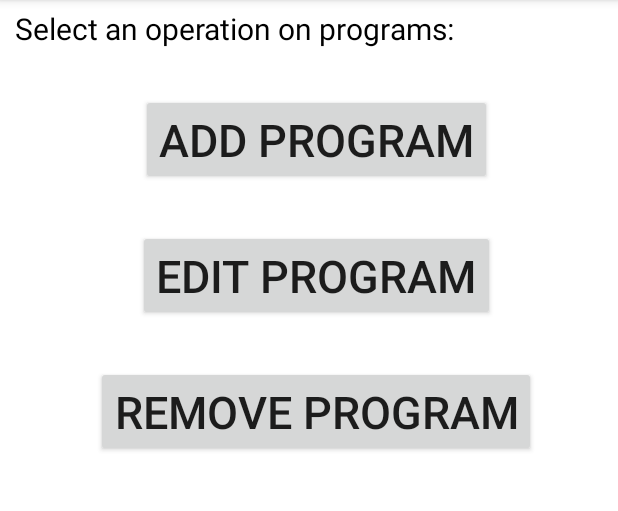
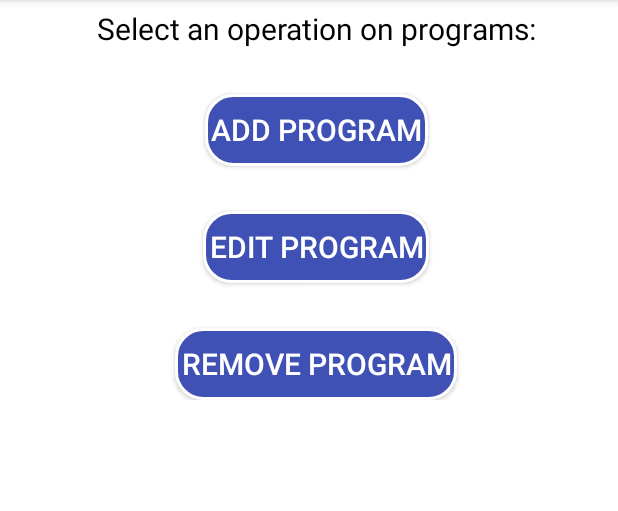
Before and after one commit to jimsprojectradio/repo, an Android app: the screen it shows after launch (MainActivity), in the side drawer, after a tap on "Radio Programs", on a phone screen of 412 x 824 dp, the part 84-595 px from its top. Run offline under Robolectric (Android 15) with nearby library versions, the phone set to English and light mode, and no system bars; our stand-ins replace Volley; network calls fail.

Commit message:
Fragment Guest and Program

```diff
--- a/DUMMY/RadioAdminDummy/RadioAdminDummy/app/src/main/java/com/dark/pro/jimsradioadmin/FragmentGuest.java
+++ b/DUMMY/RadioAdminDummy/RadioAdminDummy/app/src/main/java/com/dark/pro/jimsradioadmin/FragmentGuest.java
@@ -116,7 +116,7 @@ public class FragmentGuest extends Fragment implements View.OnClickListener {
             @Override
             public void onItemClick(AdapterView<?> parent, View view, int position, long id) {
                 new AlertDialog.Builder(getActivity())
-                        .setIcon(android.R.drawable.ic_dialog_alert)
+                        .setIcon(R.drawable.alert)
                         .setTitle("Guest details")
                         .setMessage("Name:\n"+arr_guest[position][1]+
                                 "\n\nDescription:\n"+arr_guest[position][2])
--- a/DUMMY/RadioAdminDummy/RadioAdminDummy/app/src/main/res/layout/fragment_program.xml
+++ b/DUMMY/RadioAdminDummy/RadioAdminDummy/app/src/main/res/layout/fragment_program.xml
@@ -8,7 +8,8 @@
     android:layout_marginLeft="10dp">
 
     <TextView
-        android:layout_width="wrap_content"
+        android:textAlignment="center"
+        android:layout_width="match_parent"
         android:layout_height="wrap_content"
         android:text="Select an operation on programs:"
         android:textColor="#000000"
@@ -19,7 +20,10 @@
         <Button
             android:id="@+id/btn_set_add_program"
             android:text="Add Program"
-            android:textSize="30dp"
+            android:textSize="20dp"
+            android:padding="4dp"
+            android:textColor="#fff"
+            android:background="@drawable/button_background"
             android:layout_marginTop="30dp"
             android:layout_width="wrap_content"
             android:layout_height="wrap_content"
@@ -27,7 +31,10 @@
         <Button
             android:id="@+id/btn_set_edit_program"
             android:text="Edit Program"
-            android:textSize="30dp"
+            android:textSize="20dp"
+            android:padding="4dp"
+            android:textColor="#fff"
+            android:background="@drawable/button_background"
             android:layout_marginTop="30dp"
             android:layout_width="wrap_content"
             android:layout_height="wrap_content"
@@ -35,9 +42,12 @@
         <Button
             android:id="@+id/btn_set_remove_program"
             android:text="Remove Program"
-            android:textSize="30dp"
             android:layout_marginTop="30dp"
             android:layout_width="wrap_content"
+            android:textSize="20dp"
+            android:padding="4dp"
+            android:textColor="#fff"
+            android:background="@drawable/button_background"
             android:layout_height="wrap_content"
             android:layout_gravity="center_horizontal"/>
 
```
Also changed, not shown: DUMMY/RadioAdminDummy/RadioAdminDummy/app/src/main/res/layout/fragment_guest.xml (+12 -0 lines).
